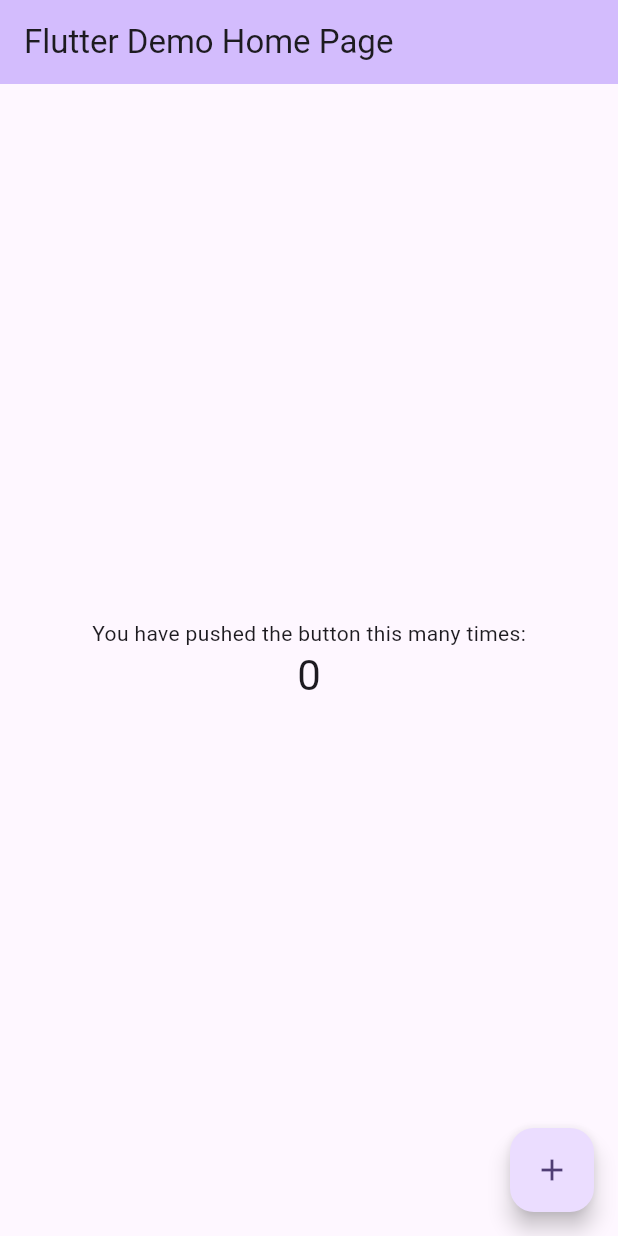
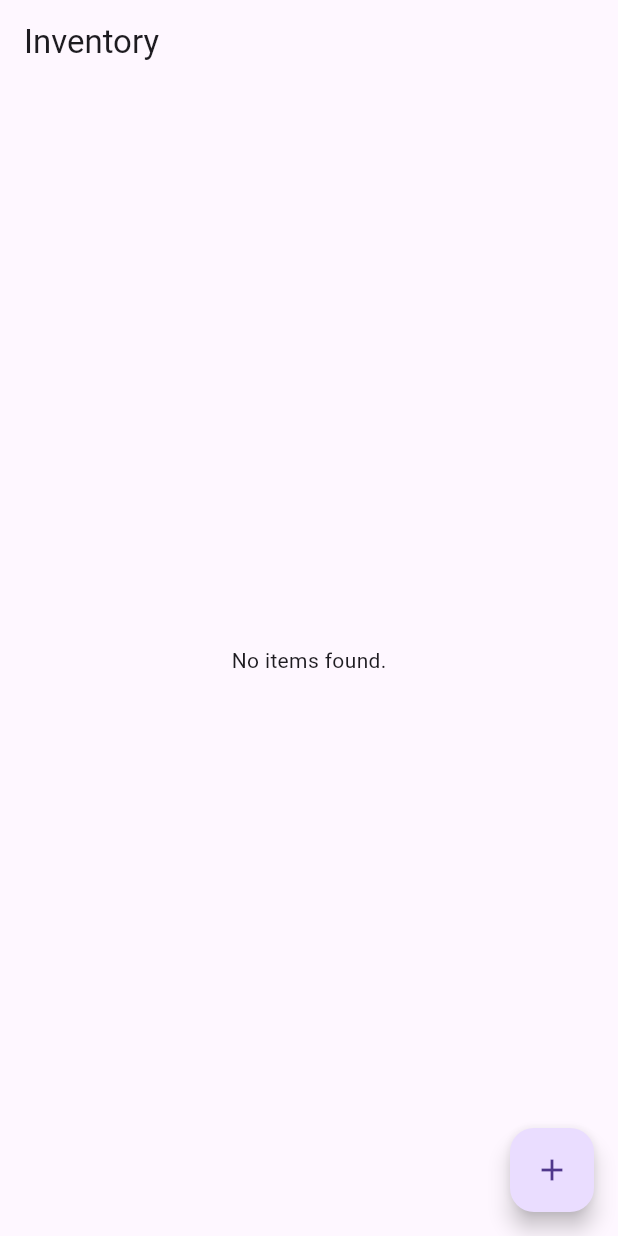
Before and after one commit to JJPatel03/act15, a Flutter app: the screen it shows after launch, on a phone screen of 412 x 824 dp. Run offline on Flutter 3.47's test engine with Material 3 defaults, Android fonts, the phone set to English and light mode, and no system bars; our stand-ins replace firebase_core; accounts and stored records are empty.

Commit message:
added main file code

```diff
--- a/lib/main.dart
+++ b/lib/main.dart
@@ -1,122 +1,88 @@
 import 'package:flutter/material.dart';
+import 'package:firebase_core/firebase_core.dart';
+import 'firebase_options.dart';
+import 'firestore_service.dart';
+import 'item.dart';
+import 'add_edit_item_screen.dart';
 
-void main() {
-  runApp(const MyApp());
+void main() async {
+  WidgetsFlutterBinding.ensureInitialized();
+  await Firebase.initializeApp(options: DefaultFirebaseOptions.currentPlatform);
+  runApp(const InventoryApp());
 }
 
-class MyApp extends StatelessWidget {
-  const MyApp({super.key});
+class InventoryApp extends StatelessWidget {
+  const InventoryApp({super.key});
 
-  // This widget is the root of your application.
   @override
   Widget build(BuildContext context) {
     return MaterialApp(
-      title: 'Flutter Demo',
-      theme: ThemeData(
-        // This is the theme of your application.
-        //
-        // TRY THIS: Try running your application with "flutter run". You'll see
-        // the application has a purple toolbar. Then, without quitting the app,
-        // try changing the seedColor in the colorScheme below to Colors.green
-        // and then invoke "hot reload" (save your changes or press the "hot
-        // reload" button in a Flutter-supported IDE, or press "r" if you used
-        // the command line to start the app).
-        //
-        // Notice that the counter didn't reset back to zero; the application
-        // state is not lost during the reload. To reset the state, use hot
-        // restart instead.
-        //
-        // This works for code too, not just values: Most code changes can be
-        // tested with just a hot reload.
-        colorScheme: ColorScheme.fromSeed(seedColor: Colors.deepPurple),
-      ),
-      home: const MyHomePage(title: 'Flutter Demo Home Page'),
+      title: 'Inventory Management',
+      theme: ThemeData(primarySwatch: Colors.blue),
+      home: const InventoryHomePage(),
     );
   }
 }
 
-class MyHomePage extends StatefulWidget {
-  const MyHomePage({super.key, required this.title});
-
-  // This widget is the home page of your application. It is stateful, meaning
-  // that it has a State object (defined below) that contains fields that affect
-  // how it looks.
-
-  // This class is the configuration for the state. It holds the values (in this
-  // case the title) provided by the parent (in this case the App widget) and
-  // used by the build method of the State. Fields in a Widget subclass are
-  // always marked "final".
-
-  final String title;
-
-  @override
-  State<MyHomePage> createState() => _MyHomePageState();
-}
-
-class _MyHomePageState extends State<MyHomePage> {
-  int _counter = 0;
-
-  void _incrementCounter() {
-    setState(() {
-      // This call to setState tells the Flutter framework that something has
-      // changed in this State, which causes it to rerun the build method below
-      // so that the display can reflect the updated values. If we changed
-      // _counter without calling setState(), then the build method would not be
-      // called again, and so nothing would appear to happen.
-      _counter++;
-    });
-  }
+class InventoryHomePage extends StatelessWidget {
+  const InventoryHomePage({super.key});
 
   @override
   Widget build(BuildContext context) {
-    // This method is rerun every time setState is called, for instance as done
-    // by the _incrementCounter method above.
-    //
-    // The Flutter framework has been optimized to make rerunning build methods
-    // fast, so that you can just rebuild anything that needs updating rather
-    // than having to individually change instances of widgets.
+    final firestoreService = FirestoreService();
+
     return Scaffold(
-      appBar: AppBar(
-        // TRY THIS: Try changing the color here to a specific color (to
-        // Colors.amber, perhaps?) and trigger a hot reload to see the AppBar
-        // change color while the other colors stay the same.
-        backgroundColor: Theme.of(context).colorScheme.inversePrimary,
-        // Here we take the value from the MyHomePage object that was created by
-        // the App.build method, and use it to set our appbar title.
-        title: Text(widget.title),
-      ),
-      body: Center(
-        // Center is a layout widget. It takes a single child and positions it
-        // in the middle of the parent.
-        child: Column(
-          // Column is also a layout widget. It takes a list of children and
-          // arranges them vertically. By default, it sizes itself to fit its
-          // children horizontally, and tries to be as tall as its parent.
-          //
-          // Column has various properties to control how it sizes itself and
-          // how it positions its children. Here we use mainAxisAlignment to
-          // center the children vertically; the main axis here is the vertical
-          // axis because Columns are vertical (the cross axis would be
-          // horizontal).
-          //
-          // TRY THIS: Invoke "debug painting" (choose the "Toggle Debug Paint"
-          // action in the IDE, or press "p" in the console), to see the
-          // wireframe for each widget.
-          mainAxisAlignment: MainAxisAlignment.center,
-          children: <Widget>[
-            const Text('You have pushed the button this many times:'),
-            Text(
-              '$_counter',
-              style: Theme.of(context).textTheme.headlineMedium,
-            ),
-          ],
-        ),
+      appBar: AppBar(title: const Text('Inventory')),
+      body: StreamBuilder<List<Item>>(
+        stream: firestoreService.getItemsStream(),
+        builder: (context, snapshot) {
+          if (snapshot.connectionState == ConnectionState.waiting) {
+            return const Center(child: CircularProgressIndicator());
+          }
+          if (snapshot.hasError) {
+            return Center(child: Text('Error: ${snapshot.error}'));
+          }
+          final items = snapshot.data ?? [];
+          if (items.isEmpty) {
+            return const Center(child: Text('No items found.'));
+          }
+          return ListView.builder(
+            itemCount: items.length,
+            itemBuilder: (context, index) {
+              final item = items[index];
+              return Dismissible(
+                key: Key(item.id!),
+                direction: DismissDirection.endToStart,
+                onDismissed: (_) => firestoreService.deleteItem(item.id!),
+                background: Container(
+                  color: Colors.red,
+                  alignment: Alignment.centerRight,
+                  padding: const EdgeInsets.only(right: 16),
+                  child: const Icon(Icons.delete, color: Colors.white),
+                ),
+                child: ListTile(
+                  title: Text(item.name),
+                  subtitle: Text(
+                      '${item.category} • Qty: ${item.quantity} • \$${item.price.toStringAsFixed(2)}'),
+                  onTap: () => Navigator.push(
+                    context,
+                    MaterialPageRoute(
+                      builder: (_) => AddEditItemScreen(item: item),
+                    ),
+                  ),
+                ),
+              );
+            },
+          );
+        },
       ),
       floatingActionButton: FloatingActionButton(
-        onPressed: _incrementCounter,
-        tooltip: 'Increment',
+        onPressed: () => Navigator.push(
+          context,
+          MaterialPageRoute(builder: (_) => const AddEditItemScreen()),
+        ),
         child: const Icon(Icons.add),
-      ), // This trailing comma makes auto-formatting nicer for build methods.
+      ),
     );
   }
 }
```
